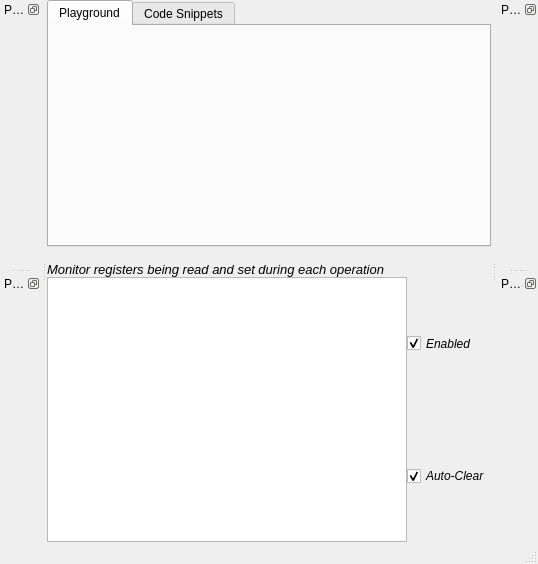
First picture: the form in utilities/templates/layout.ui, repository csparkresearch/KuttyPy-GUI, before the edit.
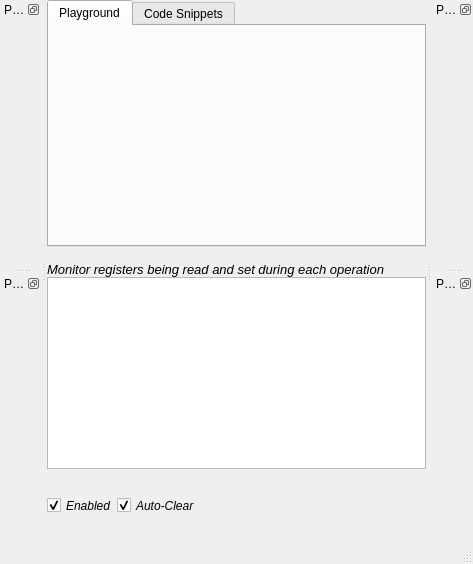
Second picture: the form after the edit. Icons and pictures are not drawn.

Diff of the .ui file:
```diff
--- a/utilities/templates/layout.ui
+++ b/utilities/templates/layout.ui
@@ -6,7 +6,7 @@
    <rect>
     <x>0</x>
     <y>0</y>
-    <width>538</width>
+    <width>473</width>
     <height>564</height>
    </rect>
   </property>
@@ -20,7 +20,7 @@
    <set>QMainWindow::AnimatedDocks</set>
   </property>
   <widget class="QWidget" name="centralwidget">
-   <layout class="QGridLayout" name="gridLayout_2" rowstretch="0,0,0,0">
+   <layout class="QGridLayout" name="gridLayout_2" rowstretch="0,0,0,0,0,0">
     <property name="sizeConstraint">
      <enum>QLayout::SetMaximumSize</enum>
     </property>
@@ -30,68 +30,6 @@
     <property name="spacing">
      <number>0</number>
     </property>
-    <item row="2" column="1">
-     <widget class="QCheckBox" name="enableLog">
-      <property name="sizePolicy">
-       <sizepolicy hsizetype="Minimum" vsizetype="Expanding">
-        <horstretch>0</horstretch>
-        <verstretch>0</verstretch>
-       </sizepolicy>
-      </property>
-      <property name="font">
-       <font>
-        <pointsize>9</pointsize>
-        <italic>true</italic>
-       </font>
-      </property>
-      <property name="text">
-       <string>Enabled</string>
-      </property>
-      <property name="checked">
-       <bool>true</bool>
-      </property>
-     </widget>
-    </item>
-    <item row="2" column="0" rowspan="2">
-     <widget class="QTextBrowser" name="log">
-      <property name="sizePolicy">
-       <sizepolicy hsizetype="Expanding" vsizetype="Expanding">
-        <horstretch>0</horstretch>
-        <verstretch>0</verstretch>
-       </sizepolicy>
-      </property>
-      <property name="font">
-       <font>
-        <pointsize>9</pointsize>
-       </font>
-      </property>
-      <property name="lineWrapMode">
-       <enum>QTextEdit::NoWrap</enum>
-      </property>
-     </widget>
-    </item>
-    <item row="3" column="1">
-     <widget class="QCheckBox" name="clearLog">
-      <property name="sizePolicy">
-       <sizepolicy hsizetype="Minimum" vsizetype="Expanding">
-        <horstretch>0</horstretch>
-        <verstretch>0</verstretch>
-       </sizepolicy>
-      </property>
-      <property name="font">
-       <font>
-        <pointsize>9</pointsize>
-        <italic>true</italic>
-       </font>
-      </property>
-      <property name="text">
-       <string>Auto-Clear</string>
-      </property>
-      <property name="checked">
-       <bool>true</bool>
-      </property>
-     </widget>
-    </item>
     <item row="0" column="0" colspan="2">
      <widget class="QTabWidget" name="tabs">
       <property name="sizePolicy">
@@ -244,6 +182,68 @@
       </property>
      </widget>
     </item>
+    <item row="5" column="0">
+     <widget class="QCheckBox" name="enableLog">
+      <property name="sizePolicy">
+       <sizepolicy hsizetype="Minimum" vsizetype="Expanding">
+        <horstretch>0</horstretch>
+        <verstretch>0</verstretch>
+       </sizepolicy>
+      </property>
+      <property name="font">
+       <font>
+        <pointsize>9</pointsize>
+        <italic>true</italic>
+       </font>
+      </property>
+      <property name="text">
+       <string>Enabled</string>
+      </property>
+      <property name="checked">
+       <bool>true</bool>
+      </property>
+     </widget>
+    </item>
+    <item row="5" column="1">
+     <widget class="QCheckBox" name="clearLog">
+      <property name="sizePolicy">
+       <sizepolicy hsizetype="Minimum" vsizetype="Expanding">
+        <horstretch>1</horstretch>
+        <verstretch>0</verstretch>
+       </sizepolicy>
+      </property>
+      <property name="font">
+       <font>
+        <pointsize>9</pointsize>
+        <italic>true</italic>
+       </font>
+      </property>
+      <property name="text">
+       <string>Auto-Clear</string>
+      </property>
+      <property name="checked">
+       <bool>true</bool>
+      </property>
+     </widget>
+    </item>
+    <item row="2" column="0" rowspan="2" colspan="2">
+     <widget class="QTextBrowser" name="log">
+      <property name="sizePolicy">
+       <sizepolicy hsizetype="Expanding" vsizetype="Expanding">
+        <horstretch>0</horstretch>
+        <verstretch>0</verstretch>
+       </sizepolicy>
+      </property>
+      <property name="font">
+       <font>
+        <pointsize>9</pointsize>
+       </font>
+      </property>
+      <property name="lineWrapMode">
+       <enum>QTextEdit::NoWrap</enum>
+      </property>
+     </widget>
+    </item>
    </layout>
   </widget>
   <widget class="QStatusBar" name="statusbar"/>
```
Left out of the diff: 2 changed lines with no effect on the pictures.
